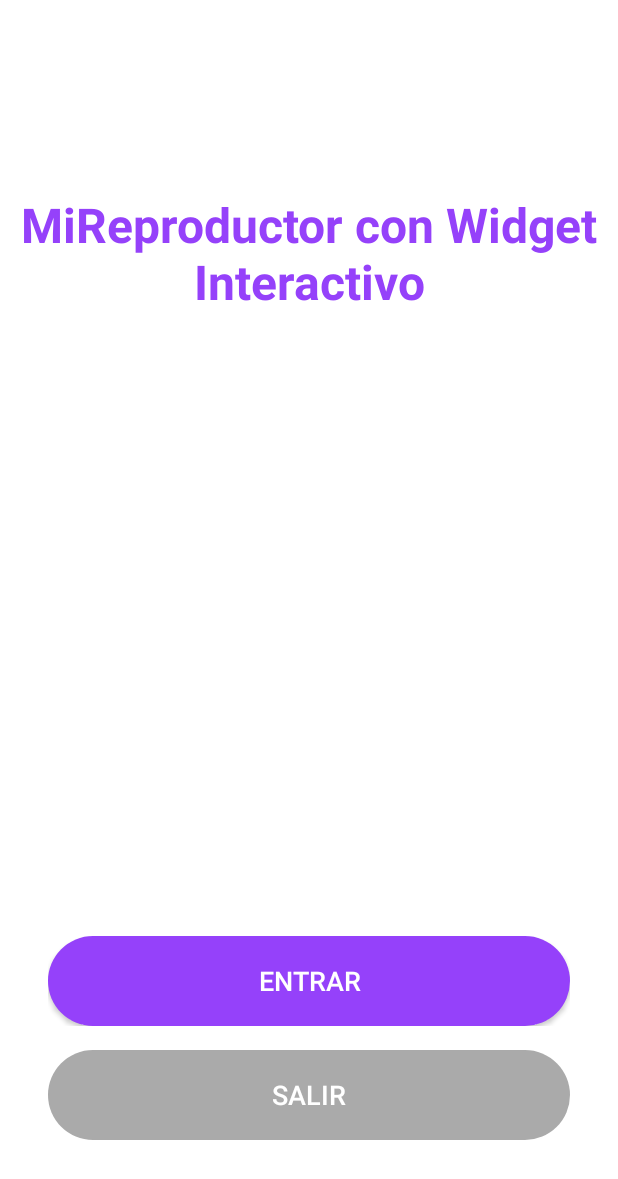
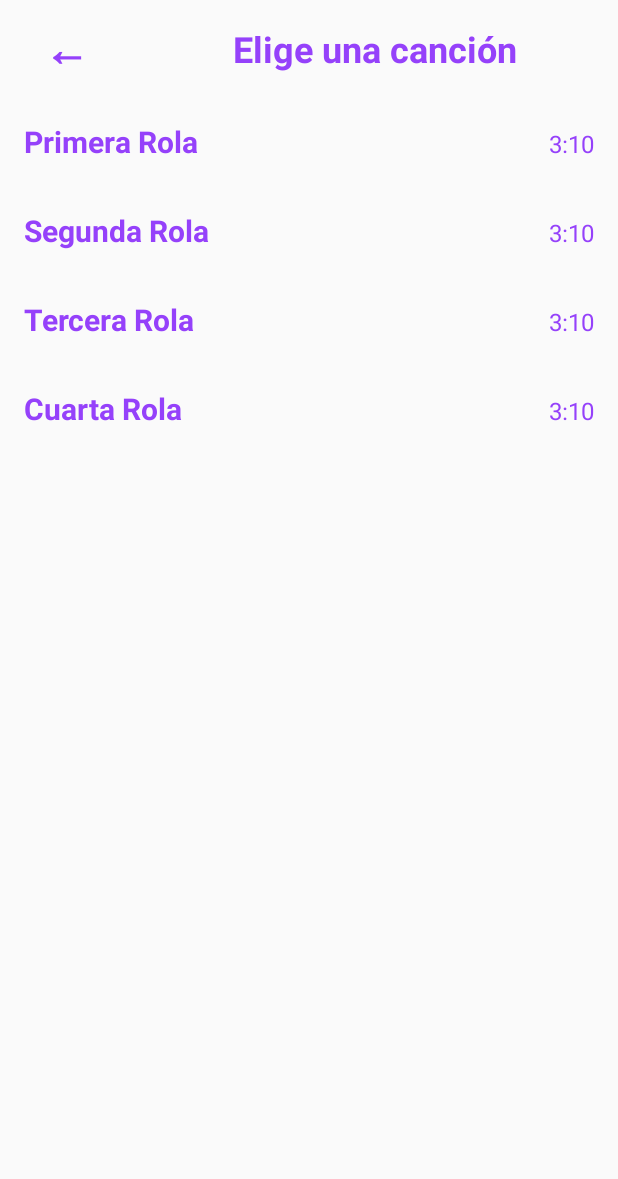
Before and after one commit to SergioEderCervantes/Reproductor-Examen-2, an Android app built with Jetpack Compose: the screen it shows after launch (MainActivity before the commit, PlayerActivity after it), after a tap on "ENTRAR", on a phone screen of 412 x 824 dp. Shown: the top 1179 px of the screen. Run offline under Robolectric (Android 15) with nearby library versions, the phone set to English and light mode, and no system bars.

Commit message:
RecyclerView iniciado, la UI esta lista falta la funcionalidad

```diff
--- a/app/build.gradle.kts
+++ b/app/build.gradle.kts
@@ -36,6 +36,7 @@ android {
     }
     buildFeatures {
         compose = true
+        viewBinding = true
     }
 }
 
@@ -52,6 +53,7 @@ dependencies {
     implementation(libs.androidx.material3)
     implementation(libs.androidx.appcompat)
     implementation(libs.androidx.constraintlayout)
+    implementation(libs.androidx.recyclerview)
     testImplementation(libs.junit)
     androidTestImplementation(libs.androidx.junit)
     androidTestImplementation(libs.androidx.espresso.core)
--- a/app/src/main/AndroidManifest.xml
+++ b/app/src/main/AndroidManifest.xml
@@ -1,6 +1,9 @@
 <?xml version="1.0" encoding="utf-8"?>
 <manifest xmlns:android="http://schemas.android.com/apk/res/android"
     xmlns:tools="http://schemas.android.com/tools">
+
+    <uses-permission android:name="android.permission.INTERNET" />
+    <uses-permission android:name="android.permission.FOREGROUND_SERVICE" />
 
     <application
         android:allowBackup="true"
@@ -11,6 +14,11 @@
         android:roundIcon="@mipmap/ic_launcher_round"
         android:supportsRtl="true"
         android:theme="@style/Theme.AppCompat.DayNight.NoActionBar">
+
+        <meta-data
+            android:name="com.google.android.gms.ads.AD_MANAGER_APP"
+            android:value="true" />
+
         <activity
             android:name=".MainActivity"
             android:exported="true"
@@ -22,6 +30,12 @@
                 <category android:name="android.intent.category.LAUNCHER" />
             </intent-filter>
         </activity>
+
+        <activity
+            android:name=".PlayerActivity"
+            android:label="@string/app_name"
+            android:theme="@style/Theme.AppCompat.DayNight.NoActionBar" />
+
     </application>
 
 </manifest>
--- a/app/src/main/java/com/example/examenreproductor/MainActivity.kt
+++ b/app/src/main/java/com/example/examenreproductor/MainActivity.kt
@@ -1,21 +1,26 @@
 package com.example.examenreproductor
 
+import android.content.Intent
 import android.os.Bundle
 import androidx.appcompat.app.AppCompatActivity
+import com.example.examenreproductor.databinding.ActivityMainBinding
 import com.example.examenreproductor.view.CustomButton
 
 class MainActivity : AppCompatActivity() {
 
+    private lateinit var b: ActivityMainBinding
+
     override fun onCreate(savedInstanceState: Bundle?) {
         super.onCreate(savedInstanceState)
-        setContentView(R.layout.activity_main)
+        b = ActivityMainBinding.inflate(layoutInflater)
+        setContentView(b.root)
 
-        val enterButton: CustomButton = findViewById(R.id.enterButton)
-        val exitButton: CustomButton = findViewById(R.id.exitButton)
+        val enterButton: CustomButton = b.enterButton
+        val exitButton: CustomButton = b.exitButton
 
-        // El botón Entrar no hace nada por ahora
         enterButton.setOnClickListener {
-            // No action
+            val intent = Intent(this, PlayerActivity::class.java)
+            startActivity(intent)
         }
 
         exitButton.setOnClickListener {
--- /dev/null
+++ b/app/src/main/java/com/example/examenreproductor/PlayerActivity.kt
@@ -0,0 +1,34 @@
+package com.example.examenreproductor
+
+import android.os.Bundle
+import android.widget.Toast
+import androidx.appcompat.app.AppCompatActivity
+import androidx.recyclerview.widget.LinearLayoutManager
+import com.example.examenreproductor.databinding.ActivityPlayerBinding
+
+class PlayerActivity : AppCompatActivity() {
+    private lateinit var b: ActivityPlayerBinding
+
+    override fun onCreate(savedInstanceState: Bundle?) {
+        super.onCreate(savedInstanceState)
+        b = ActivityPlayerBinding.inflate(layoutInflater)
+        setContentView(b.root)
+
+        val songNames = resources.getStringArray(R.array.nombres_canciones)
+        val songDurations = resources.getStringArray(R.array.duracion_canciones)
+
+        val songs = songNames.zip(songDurations).map { (name, duration) ->
+            Song(name, duration)
+        }
+
+        val adapter = SongAdapter(songs) { song ->
+            Toast.makeText(this, "Se ha seleccionado: ${song.name}", Toast.LENGTH_SHORT).show()
+        }
+
+        val recyclerView = findViewById<androidx.recyclerview.widget.RecyclerView>(R.id.recyclerView)
+        recyclerView.layoutManager = LinearLayoutManager(this)
+        recyclerView.adapter = adapter
+
+        b.button.setOnClickListener { finish() }
+    }
+}
--- /dev/null
+++ b/app/src/main/java/com/example/examenreproductor/Song.kt
@@ -0,0 +1,3 @@
+package com.example.examenreproductor
+
+data class Song(val name: String, val duration: String)
--- /dev/null
+++ b/app/src/main/java/com/example/examenreproductor/SongAdapter.kt
@@ -0,0 +1,36 @@
+package com.example.examenreproductor
+
+import android.view.LayoutInflater
+import android.view.View
+import android.view.ViewGroup
+import android.widget.TextView
+import androidx.recyclerview.widget.RecyclerView
+
+class SongAdapter(private val songs: List<Song>, private val onItemClick: (Song) -> Unit) :
+    RecyclerView.Adapter<SongAdapter.SongViewHolder>() {
+
+    override fun onCreateViewHolder(parent: ViewGroup, viewType: Int):
+            SongViewHolder {
+        val view = LayoutInflater.from(parent.context)
+            .inflate(R.layout.list_item_song, parent, false)
+        return SongViewHolder(view)
+    }
+
+    override fun onBindViewHolder(holder: SongViewHolder, position: Int) {
+        val song = songs[position]
+        holder.bind(song)
+        holder.itemView.setOnClickListener { onItemClick(song) }
+    }
+
+    override fun getItemCount(): Int = songs.size
+
+    class SongViewHolder(itemView: View) : RecyclerView.ViewHolder(itemView) {
+        private val songName: TextView = itemView.findViewById(R.id.song_name)
+        private val songDuration: TextView = itemView.findViewById(R.id.song_duration)
+
+        fun bind(song: Song) {
+            songName.text = song.name
+            songDuration.text = song.duration
+        }
+    }
+}
--- /dev/null
+++ b/app/src/main/res/color/list_item_text_color_selector.xml
@@ -0,0 +1,5 @@
+<?xml version="1.0" encoding="utf-8"?>
+<selector xmlns:android="http://schemas.android.com/apk/res/android">
+    <item android:state_pressed="true" android:color="@android:color/white" />
+    <item android:color="@color/primary_color" />
+</selector>
--- /dev/null
+++ b/app/src/main/res/drawable/list_item_selector.xml
@@ -0,0 +1,6 @@
+<?xml version="1.0" encoding="utf-8"?>
+<selector xmlns:android="http://schemas.android.com/apk/res/android">
+    <item android:state_pressed="true"
+        android:drawable="@color/primary_color" />
+    <item android:drawable="@android:color/transparent" />
+</selector>
--- /dev/null
+++ b/app/src/main/res/layout/activity_player.xml
@@ -0,0 +1,47 @@
+<?xml version="1.0" encoding="utf-8"?>
+<LinearLayout xmlns:android="http://schemas.android.com/apk/res/android"
+             android:orientation="vertical"
+             android:layout_width="match_parent"
+             android:layout_height="match_parent">
+
+
+    <LinearLayout
+        android:layout_width="match_parent"
+        android:layout_height="wrap_content"
+        android:orientation="horizontal"
+        android:gravity="center"
+        >
+
+        <Button
+            android:id="@+id/button"
+            android:layout_width="wrap_content"
+            android:layout_height="wrap_content"
+            android:text="\u2190"
+            android:background="@android:color/transparent"
+            android:textColor="@color/primary_color"
+            android:textSize="30sp"
+            android:textStyle="bold"
+            android:padding="8dp"/>
+
+        <TextView
+            android:id="@+id/textView"
+            android:layout_width="wrap_content"
+            android:layout_height="wrap_content"
+            android:layout_weight="1"
+            android:text="Elige una canción"
+            android:textAlignment="center"
+            android:textColor="@color/primary_color"
+            android:textSize="24sp"
+            android:textStyle="bold"
+            android:layout_marginTop="16dp"
+            android:layout_marginBottom="16dp"/>
+
+
+    </LinearLayout>
+
+    <androidx.recyclerview.widget.RecyclerView
+        android:id="@+id/recyclerView"
+        android:layout_width="match_parent"
+        android:layout_height="match_parent" />
+
+</LinearLayout>
--- /dev/null
+++ b/app/src/main/res/layout/list_item_song.xml
@@ -0,0 +1,25 @@
+<?xml version="1.0" encoding="utf-8"?>
+<LinearLayout xmlns:android="http://schemas.android.com/apk/res/android"
+    android:layout_width="match_parent"
+    android:layout_height="wrap_content"
+    android:orientation="horizontal"
+    android:padding="16dp"
+    android:background="@drawable/list_item_selector">
+
+    <TextView
+        android:id="@+id/song_name"
+        android:layout_width="0dp"
+        android:layout_height="wrap_content"
+        android:layout_weight="1"
+        android:textSize="20sp"
+        android:textStyle="bold"
+        android:textColor="@color/list_item_text_color_selector"/>
+
+    <TextView
+        android:id="@+id/song_duration"
+        android:layout_width="wrap_content"
+        android:layout_height="wrap_content"
+        android:textSize="16sp"
+        android:textColor="@color/list_item_text_color_selector"/>
+
+</LinearLayout>
--- a/app/src/main/res/values/strings.xml
+++ b/app/src/main/res/values/strings.xml
@@ -1,3 +1,15 @@
 <resources>
     <string name="app_name">ExamenReproductor</string>
+    <string-array name="nombres_canciones">
+        <item>Primera Rola</item>
+        <item>Segunda Rola</item>
+        <item>Tercera Rola</item>
+        <item>Cuarta Rola</item>
+    </string-array>
+    <string-array name="duracion_canciones">
+        <item>3:10</item>
+        <item>3:10</item>
+        <item>3:10</item>
+        <item>3:10</item>
+    </string-array>
 </resources>
--- a/gradle/libs.versions.toml
+++ b/gradle/libs.versions.toml
@@ -10,6 +10,7 @@ activityCompose = "1.11.0"
 composeBom = "2024.09.00"
 appcompat = "1.7.1"
 constraintlayout = "2.2.1"
+recyclerview = "1.4.0"
 
 [libraries]
 androidx-core-ktx = { group = "androidx.core", name = "core-ktx", version.ref = "coreKtx" }
@@ -28,6 +29,7 @@ androidx-ui-test-junit4 = { group = "androidx.compose.ui", name = "ui-test-junit
 androidx-material3 = { group = "androidx.compose.material3", name = "material3" }
 androidx-appcompat = { group = "androidx.appcompat", name = "appcompat", version.ref = "appcompat" }
 androidx-constraintlayout = { group = "androidx.constraintlayout", name = "constraintlayout", version.ref = "constraintlayout" }
+androidx-recyclerview = { group = "androidx.recyclerview", name = "recyclerview", version.ref = "recyclerview" }
 
 [plugins]
 android-application = { id = "com.android.application", version.ref = "agp" }
```
